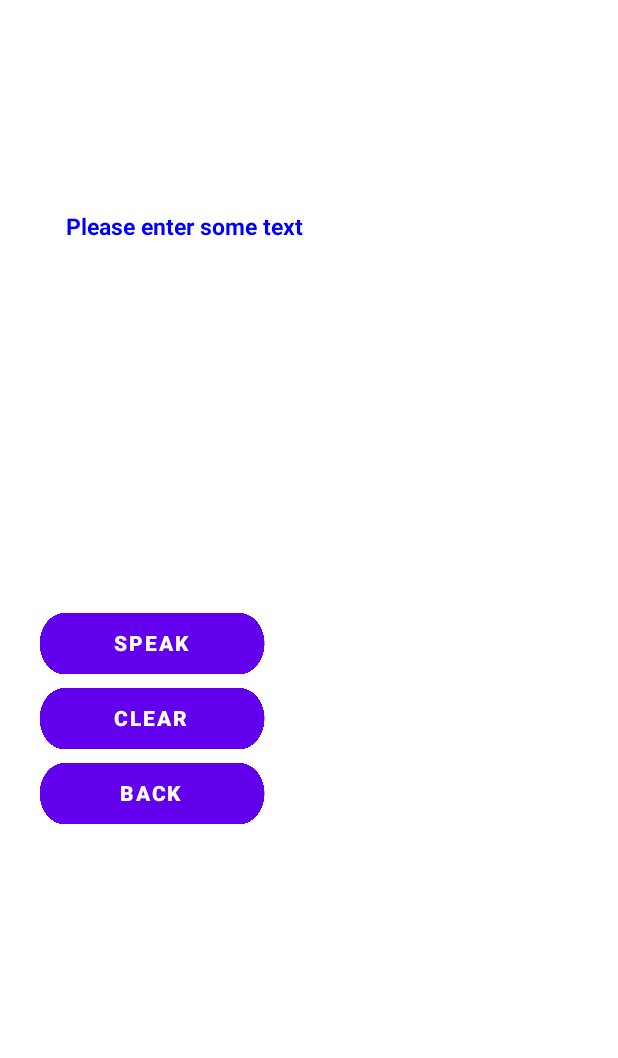
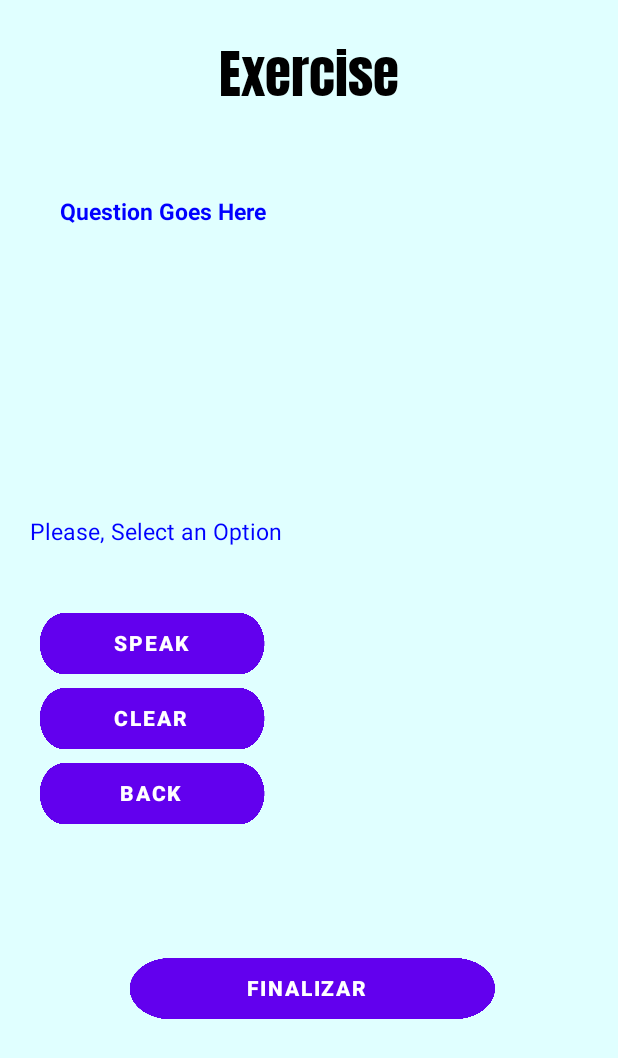
Before and after one commit to rtitod/LEARNING-APP, an Android app: the layout aigen.xml on its own in the app's theme, with its tools: preview values and no code run, on a phone screen of 412 x 824 dp. Shown: the top 1058 px of the screen. Run offline under Robolectric (Android 15) with nearby library versions, the phone set to English and light mode, and no system bars.

Commit message:
adding a proto of exercises

```diff
--- a/app/src/main/AndroidManifest.xml
+++ b/app/src/main/AndroidManifest.xml
@@ -49,6 +49,17 @@
         </activity>
 
         <activity
+            android:name=".AIQUESTIONS"
+            android:exported="true"
+            android:label="@string/app_name">
+            <intent-filter>
+                <action android:name=".AIQUESTIONS" />
+
+                <category android:name="android.intent.category.DEFAULT" />
+            </intent-filter>
+        </activity>
+
+        <activity
             android:name=".WORD"
             android:exported="true"
             android:label="@string/app_name">
--- a/app/src/main/java/com/example/ges_app_english/AIQUESTIONS.java
+++ b/app/src/main/java/com/example/ges_app_english/AIQUESTIONS.java
@@ -1,4 +1,12 @@
 package com.example.ges_app_english;
 
-public class AIQUESTIONS {
+import android.app.Activity;
+import android.os.Bundle;
+
+public class AIQUESTIONS extends Activity {
+    @Override
+    protected void onCreate(Bundle savedInstanceState) {
+        super.onCreate(savedInstanceState);
+        setContentView(R.layout.aigen);
+    }
 }
--- a/app/src/main/java/com/example/ges_app_english/PronunciationmadeeasyActivity.java
+++ b/app/src/main/java/com/example/ges_app_english/PronunciationmadeeasyActivity.java
@@ -13,6 +13,7 @@ import java.util.Locale;
 
 public class PronunciationmadeeasyActivity extends Activity {
 
+    private Button btnAIQuestion;
     private Button btnStart;
     private Button btnListWord;
     private Button btnTutorial;
@@ -40,6 +41,13 @@ public class PronunciationmadeeasyActivity extends Activity {
     }
 
     private void addButtonListeners() {
+        // AI Button
+        btnAIQuestion = findViewById(R.id.btnExercises);
+        btnAIQuestion.setOnClickListener(v -> {
+            Intent intent = new Intent(PronunciationmadeeasyActivity.this, AIQUESTIONS.class);
+            startActivity(intent);
+        });
+
         // Start Button
         btnStart = findViewById(R.id.Start);
         btnStart.setOnClickListener(v -> {
--- a/app/src/main/res/layout/aigen.xml
+++ b/app/src/main/res/layout/aigen.xml
@@ -2,57 +2,59 @@
 <LinearLayout xmlns:android="http://schemas.android.com/apk/res/android"
     android:layout_width="match_parent"
     android:layout_height="match_parent"
-    android:orientation="vertical" >
+    android:orientation="vertical"
+    android:background="@color/light_cyan">
 
     <TextView
-        android:layout_width="fill_parent"
-        android:text="Speech"
+        android:layout_width="match_parent"
+        android:layout_height="90dp"
         android:gravity="center"
-        android:layout_height="90dp"
-        android:textColor="@color/white"
+        android:text="Exercise"
+        android:textColor="@color/black"
         android:fontFamily="@font/anton"
         android:textSize="35sp" />
 
     <LinearLayout
-        android:layout_width="fill_parent"
+        android:layout_width="match_parent"
         android:layout_height="wrap_content"
-        android:layout_marginTop="0dp"
+        android:layout_marginTop="20dp"
         android:paddingTop="20dp"
         android:orientation="horizontal" >
 
-        <EditText
-            android:id="@+id/txtInput"
+        <TextView
+            android:id="@+id/questionText"
             android:layout_width="274dp"
             android:layout_height="213dp"
             android:layout_marginLeft="40dp"
-            android:layout_marginTop="20dp"
             android:gravity="top|left"
-            android:hint="Please enter some text"
+            android:text="Question Goes Here"
+            android:textColor="@color/blue"
+            android:textSize="15sp"
             android:inputType="textMultiLine"
             android:lines="25"
             android:maxWidth="5.0dip"
             android:minWidth="10.0dip"
             android:scrollbars="vertical"
             android:scrollHorizontally="false"
-            android:textColor="@color/white"
-            android:textColorHint="@color/blue"
-            android:textSize="15sp"
             android:textStyle="bold"
             android:backgroundTint="@android:color/transparent"/>
 
     </LinearLayout>
 
-
-
     <TextView
-        android:layout_width="fill_parent"
-        android:layout_height="60dp"/>
+        android:layout_width="match_parent"
+        android:layout_height="60dp"
+        android:text="Please, Select an Option"
+        android:textColor="@color/blue"
+        android:layout_marginLeft="20dp"
+        android:textSize="15sp" />
 
     <LinearLayout
-    android:layout_width="200dp"
+        android:layout_width="match_parent"
         android:layout_height="wrap_content"
-    android:gravity="center"
-    android:orientation="horizontal" >
+        android:orientation="vertical"
+        android:paddingLeft="20dp"
+        android:paddingRight="20dp">
 
         <Button
             android:id="@+id/btnSpeak"
@@ -61,15 +63,7 @@
             android:text="Speak"
             android:textStyle="bold"
             android:background="@drawable/secondarybutton"
-        android:onClick="speakText"/>
-
-</LinearLayout>
-
-<LinearLayout
-    android:layout_width="200dp"
-    android:layout_height="wrap_content"
-    android:gravity="center"
-    android:orientation="horizontal" >
+            android:onClick="speakText" />
 
         <Button
             android:id="@+id/btnClear"
@@ -77,15 +71,7 @@
             android:layout_height="50dp"
             android:text="Clear"
             android:textStyle="bold"
-        android:background="@drawable/secondarybutton"/>
-
-</LinearLayout>
-
-<LinearLayout
-    android:layout_width="200dp"
-    android:layout_height="wrap_content"
-    android:gravity="center"
-    android:orientation="horizontal" >
+            android:background="@drawable/secondarybutton" />
 
         <Button
             android:id="@+id/btnBack"
@@ -95,6 +81,25 @@
             android:textStyle="bold"
             android:background="@drawable/secondarybutton" />
 
-</LinearLayout>
+        <!-- Botón "Finalizar" a la derecha -->
+
 
     </LinearLayout>
+    <LinearLayout
+        android:layout_width="match_parent"
+        android:layout_height="wrap_content"
+        android:orientation="vertical"
+        android:paddingTop="80dp">
+    <Button
+        android:id="@+id/btnFinalizar"
+        android:layout_width="260dp"
+        android:layout_height="50dp"
+        android:layout_gravity="center_horizontal"
+        android:background="@drawable/secondarybutton"
+        android:paddingRight="20dp"
+        android:text="Finalizar"
+        android:textStyle="bold" />
+
+
+</LinearLayout>
+</LinearLayout>
```
Lines whose indentation alone changed are shown as unchanged.
